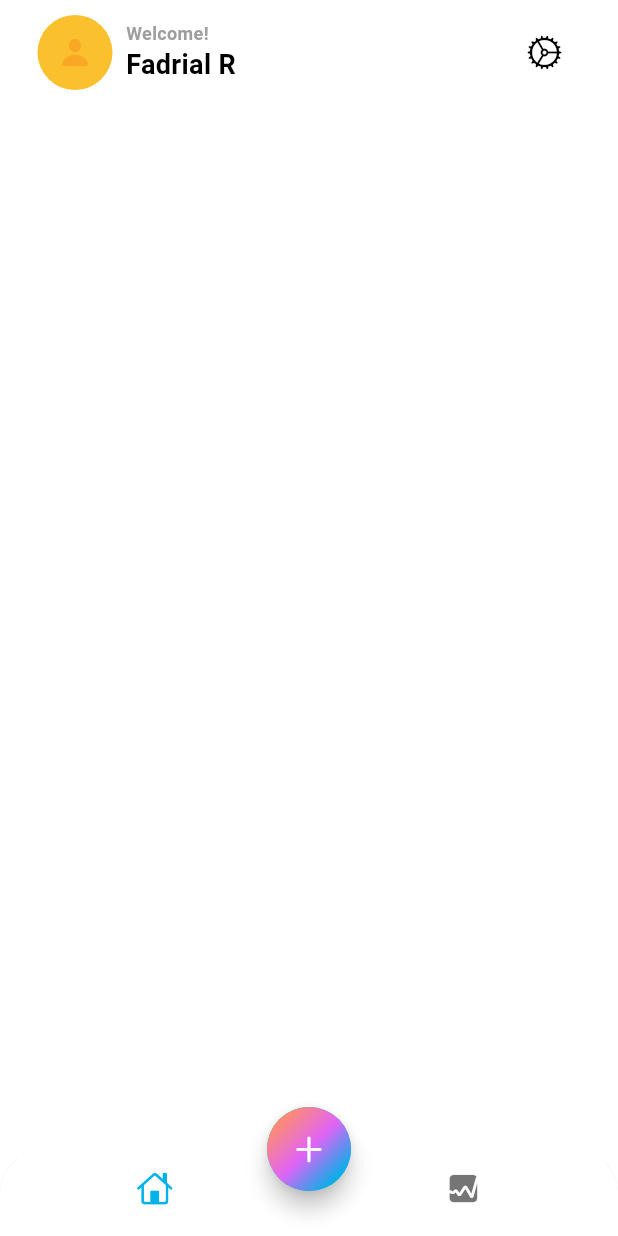
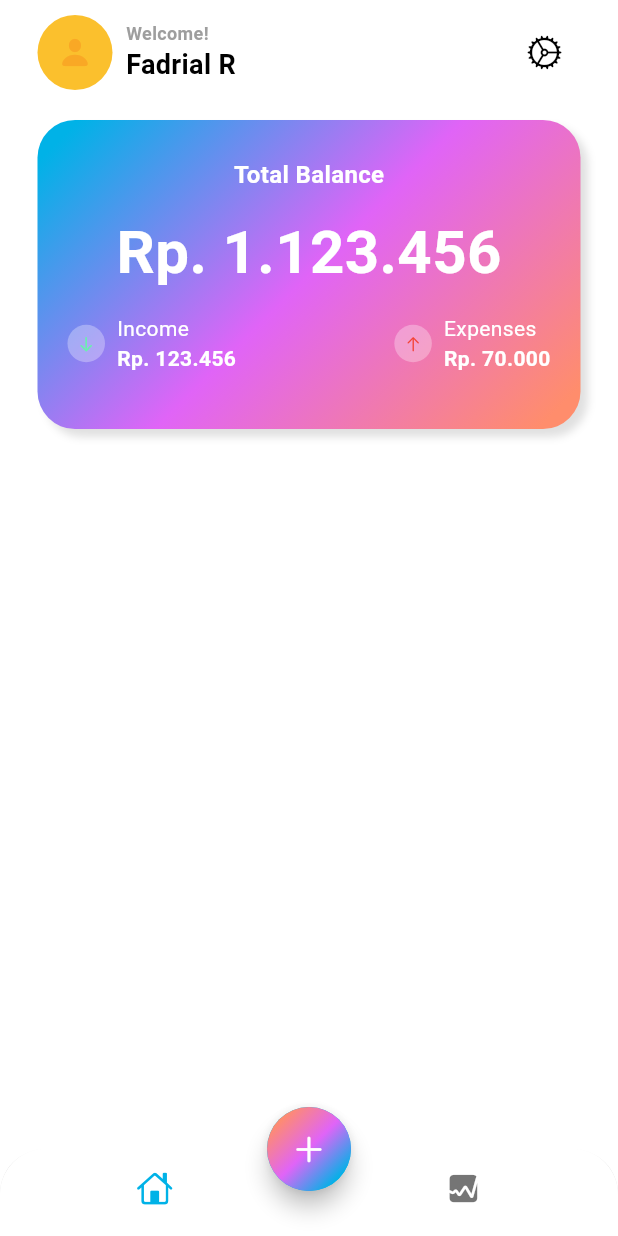
Before and after one commit to FadrialR/expenses_tracker_app, a Flutter app: the screen it shows after launch, on a phone screen of 412 x 824 dp. Run offline on Flutter 3.47's test engine with Material 3 defaults, Android fonts, the phone set to English and light mode, and no system bars.

Commit message:
Create card for total balance, income, and expenses

```diff
--- a/lib/screens/home/views/main_screen.dart
+++ b/lib/screens/home/views/main_screen.dart
@@ -1,3 +1,5 @@
+import 'dart:math';
+
 import 'package:flutter/cupertino.dart';
 import 'package:flutter/material.dart';
 
@@ -62,6 +64,134 @@ class MainScreen extends StatelessWidget {
                 IconButton(
                     onPressed: () {}, icon: Icon(CupertinoIcons.settings))
               ],
+            ),
+            SizedBox(height: 20),
+            Container(
+              width: MediaQuery.of(context).size.width,
+              height: MediaQuery.of(context).size.width / 2,
+              decoration: BoxDecoration(
+                  gradient: LinearGradient(
+                    colors: [
+                      Theme.of(context).colorScheme.primary,
+                      Theme.of(context).colorScheme.secondary,
+                      Theme.of(context).colorScheme.tertiary,
+                    ],
+                    transform: const GradientRotation(pi / 4),
+                  ),
+                  borderRadius: BorderRadius.circular(25),
+                  boxShadow: [
+                    BoxShadow(
+                        blurRadius: 4,
+                        color: Colors.grey.shade300,
+                        offset: const Offset(5, 5))
+                  ]),
+              child: Column(
+                mainAxisAlignment: MainAxisAlignment.center,
+                children: [
+                  const Text(
+                    'Total Balance',
+                    style: TextStyle(
+                        fontSize: 16,
+                        color: Colors.white,
+                        fontWeight: FontWeight.w600),
+                  ),
+                  const SizedBox(height: 12),
+                  const Text(
+                    '\Rp. 1.123.456',
+                    style: TextStyle(
+                        fontSize: 40,
+                        color: Colors.white,
+                        fontWeight: FontWeight.bold),
+                  ),
+                  Padding(
+                    padding: const EdgeInsets.symmetric(
+                        vertical: 12, horizontal: 20),
+                    child: Row(
+                      mainAxisAlignment: MainAxisAlignment.spaceBetween,
+                      children: [
+                        Row(
+                          children: [
+                            Container(
+                              width: 25,
+                              height: 25,
+                              decoration: const BoxDecoration(
+                                color: Colors.white30,
+                                shape: BoxShape.circle,
+                              ),
+                              child: const Center(
+                                child: Icon(
+                                  CupertinoIcons.arrow_down,
+                                  size: 12,
+                                  color: Colors.greenAccent,
+                                ),
+                              ),
+                            ),
+                            const SizedBox(width: 8),
+                            const Column(
+                              crossAxisAlignment: CrossAxisAlignment.start,
+                              children: [
+                                Text(
+                                  'Income',
+                                  style: TextStyle(
+                                      fontSize: 14,
+                                      color: Colors.white,
+                                      fontWeight: FontWeight.w400),
+                                ),
+                                Text(
+                                  'Rp. 123.456',
+                                  style: TextStyle(
+                                      fontSize: 14,
+                                      color: Colors.white,
+                                      fontWeight: FontWeight.w600),
+                                ),
+                              ],
+                            )
+                          ],
+                        ),
+                        Row(
+                          children: [
+                            Container(
+                              width: 25,
+                              height: 25,
+                              decoration: const BoxDecoration(
+                                color: Colors.white30,
+                                shape: BoxShape.circle,
+                              ),
+                              child: const Center(
+                                child: Icon(
+                                  CupertinoIcons.arrow_up,
+                                  size: 12,
+                                  color: Colors.red,
+                                ),
+                              ),
+                            ),
+                            const SizedBox(width: 8),
+                            const Column(
+                              crossAxisAlignment: CrossAxisAlignment.start,
+                              children: [
+                                Text(
+                                  'Expenses',
+                                  style: TextStyle(
+                                      fontSize: 14,
+                                      color: Colors.white,
+                                      fontWeight: FontWeight.w400),
+                                ),
+                                Text(
+                                  'Rp. 70.000',
+                                  style: TextStyle(
+                                      fontSize: 14,
+                                      color: Colors.white,
+                                      fontWeight: FontWeight.w600),
+                                ),
+                              ],
+                            )
+                          ],
+                        )
+                      ],
+                    ),
+                  )
+                ],
+              ),
             )
           ],
         ),
```
